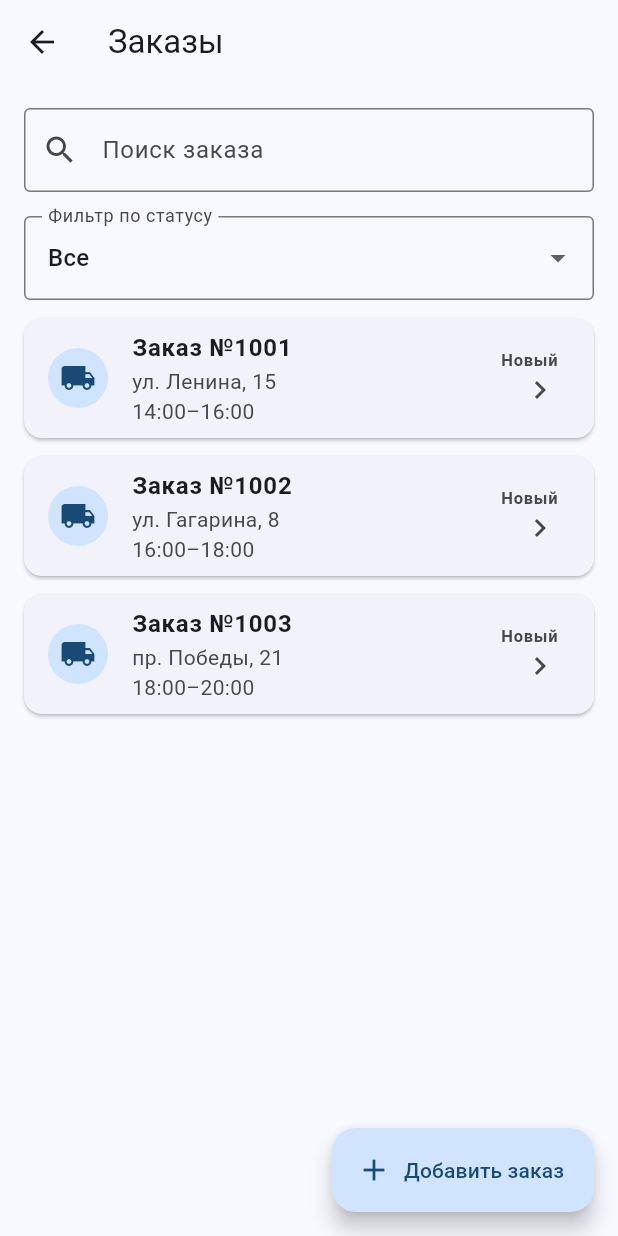
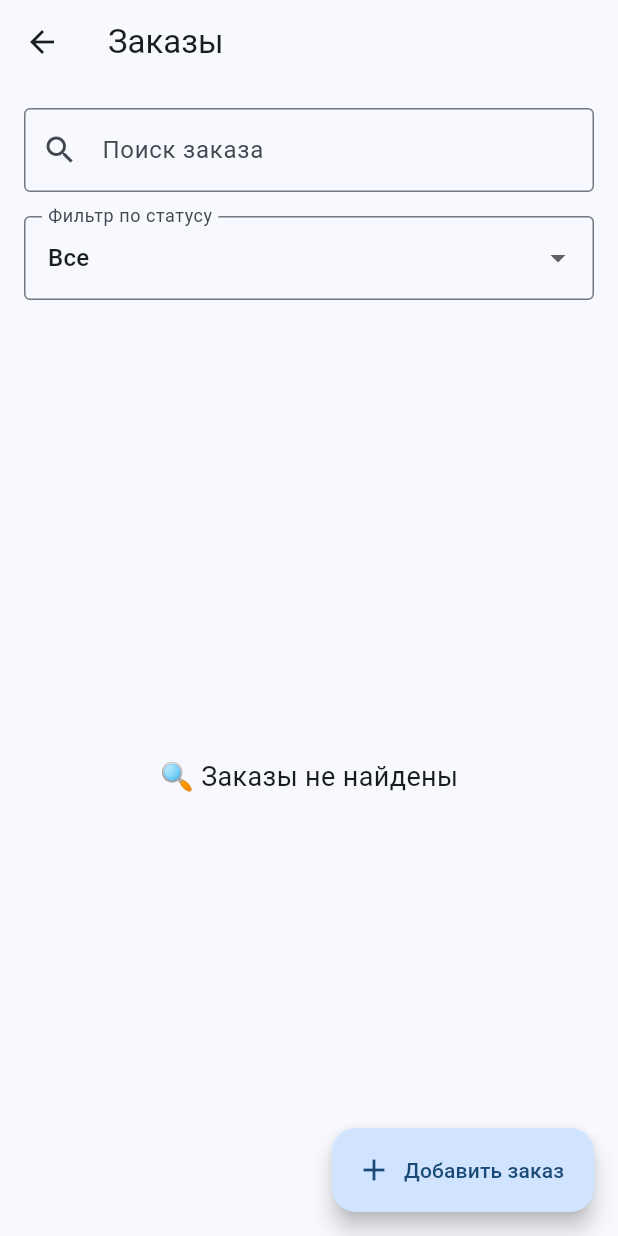
Before and after one commit to Camarederic/AI_Courier, a Flutter app: the screen it shows after launch, after a tap on "Заказы", on a phone screen of 412 x 824 dp. Run offline on Flutter 3.47's test engine with Material 3 defaults, Android fonts, the phone set to English and light mode, and no system bars; our stand-ins replace shared_preferences.

Commit message:
Add persistent order storage

```diff
--- /dev/null
+++ b/lib/order_storage.dart
@@ -0,0 +1,48 @@
+import 'dart:convert';
+import 'package:shared_preferences/shared_preferences.dart';
+import 'order.dart';
+
+class OrderStorage {
+  static const String _ordersKey = 'orders';
+
+  static Future<void> saveOrders(List<Order> orders) async {
+    final prefs = await SharedPreferences.getInstance();
+
+    final ordersJson = orders.map((order) {
+      return {
+        'orderNumber': order.orderNumber,
+        'address': order.address,
+        'time': order.time,
+        'comment': order.comment,
+        'status': order.status.name,
+      };
+    }).toList();
+
+    await prefs.setString(_ordersKey, jsonEncode(ordersJson));
+  }
+
+  static Future<List<Order>> loadOrders() async {
+    final prefs = await SharedPreferences.getInstance();
+
+    final data = prefs.getString(_ordersKey);
+
+    if (data == null) {
+      return [];
+    }
+
+    final List<dynamic> decoded = jsonDecode(data);
+
+    return decoded.map((item) {
+      return Order(
+        orderNumber: item['orderNumber'],
+        address: item['address'],
+        time: item['time'],
+        comment: item['comment'],
+        status: OrderStatus.values.firstWhere(
+          (status) => status.name == item['status'],
+          orElse: () => OrderStatus.newOrder,
+        ),
+      );
+    }).toList();
+  }
+}
--- a/lib/orders_page.dart
+++ b/lib/orders_page.dart
@@ -2,6 +2,7 @@ import 'package:flutter/material.dart';
 import 'add_order_page.dart';
 import 'order.dart';
 import 'order_details_page.dart';
+import 'order_storage.dart';
 
 class OrdersPage extends StatefulWidget {
   const OrdersPage({super.key});
@@ -11,29 +12,36 @@ class OrdersPage extends StatefulWidget {
 }
 
 class _OrdersPageState extends State<OrdersPage> {
-  final List<Order> orders = [
-    Order(
-      orderNumber: '№1001',
-      address: 'ул. Ленина, 15',
-      time: '14:00–16:00',
-      comment: '',
-    ),
-    Order(
-      orderNumber: '№1002',
-      address: 'ул. Гагарина, 8',
-      time: '16:00–18:00',
-      comment: '',
-    ),
-    Order(
-      orderNumber: '№1003',
-      address: 'пр. Победы, 21',
-      time: '18:00–20:00',
-      comment: '',
-    ),
-  ];
+  final List<Order> orders = [];
 
   final searchController = TextEditingController();
+
   OrderStatus? selectedStatus;
+
+  bool _isLoading = true;
+
+  @override
+  void initState() {
+    super.initState();
+    _loadOrders();
+  }
+
+  Future<void> _loadOrders() async {
+    final savedOrders = await OrderStorage.loadOrders();
+
+    if (!mounted) {
+      return;
+    }
+
+    setState(() {
+      orders.addAll(savedOrders);
+      _isLoading = false;
+    });
+  }
+
+  Future<void> _saveOrders() async {
+    await OrderStorage.saveOrders(orders);
+  }
 
   @override
   void dispose() {
@@ -51,6 +59,8 @@ class _OrdersPageState extends State<OrdersPage> {
       setState(() {
         orders.add(newOrder);
       });
+
+      await _saveOrders();
     }
   }
 
@@ -72,6 +82,13 @@ class _OrdersPageState extends State<OrdersPage> {
 
   @override
   Widget build(BuildContext context) {
+    if (_isLoading) {
+      return Scaffold(
+        appBar: AppBar(title: Text('Заказы')),
+        body: Center(child: CircularProgressIndicator()),
+      );
+    }
+
     return Scaffold(
       appBar: AppBar(title: const Text('Заказы')),
       body: Column(
@@ -163,12 +180,19 @@ class _OrdersPageState extends State<OrdersPage> {
                             ),
                           );
 
+                          if (!mounted) {
+                            return;
+                          }
+
                           if (shouldDelete == true) {
                             setState(() {
                               orders.remove(order);
                             });
+
+                            await _saveOrders();
                           } else {
                             setState(() {});
+                            await _saveOrders();
                           }
                         },
                       );
--- a/pubspec.yaml
+++ b/pubspec.yaml
@@ -34,6 +34,7 @@ dependencies:
   # The following adds the Cupertino Icons font to your application.
   # Use with the CupertinoIcons class for iOS style icons.
   cupertino_icons: ^1.0.8
+  shared_preferences: ^2.5.5
 
 dev_dependencies:
   flutter_test:
```
Also changed, not shown: lib/order.dart (+25 -0 lines), pubspec.lock, 2 other files.
